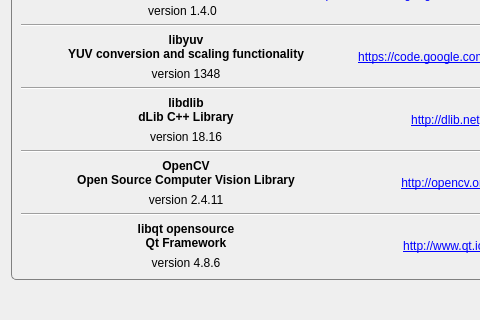
Above: AboutDialog.ui from FelixdelasPozas/pomodorotimelapse before the change; both pictures show x 0 to 480 and y 149 to 469 of the 593 by 469 pixel window. Below: the same form after it.
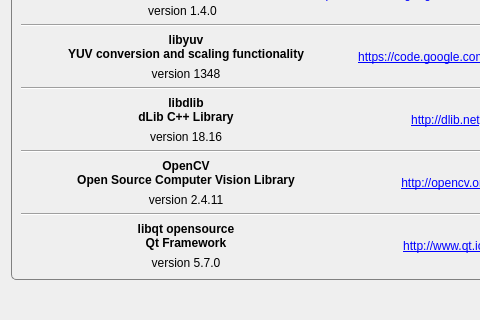
That is the form after the change. Icons and pictures are not drawn.

Commit message: Updated Qt version number in about dialog.

```diff
--- a/AboutDialog.ui
+++ b/AboutDialog.ui
@@ -529,7 +529,7 @@
             <item>
              <widget class="QLabel" name="label_27">
               <property name="text">
-               <string>version 4.8.6</string>
+               <string>version 5.7.0</string>
               </property>
               <property name="alignment">
                <set>Qt::AlignCenter</set>
```
